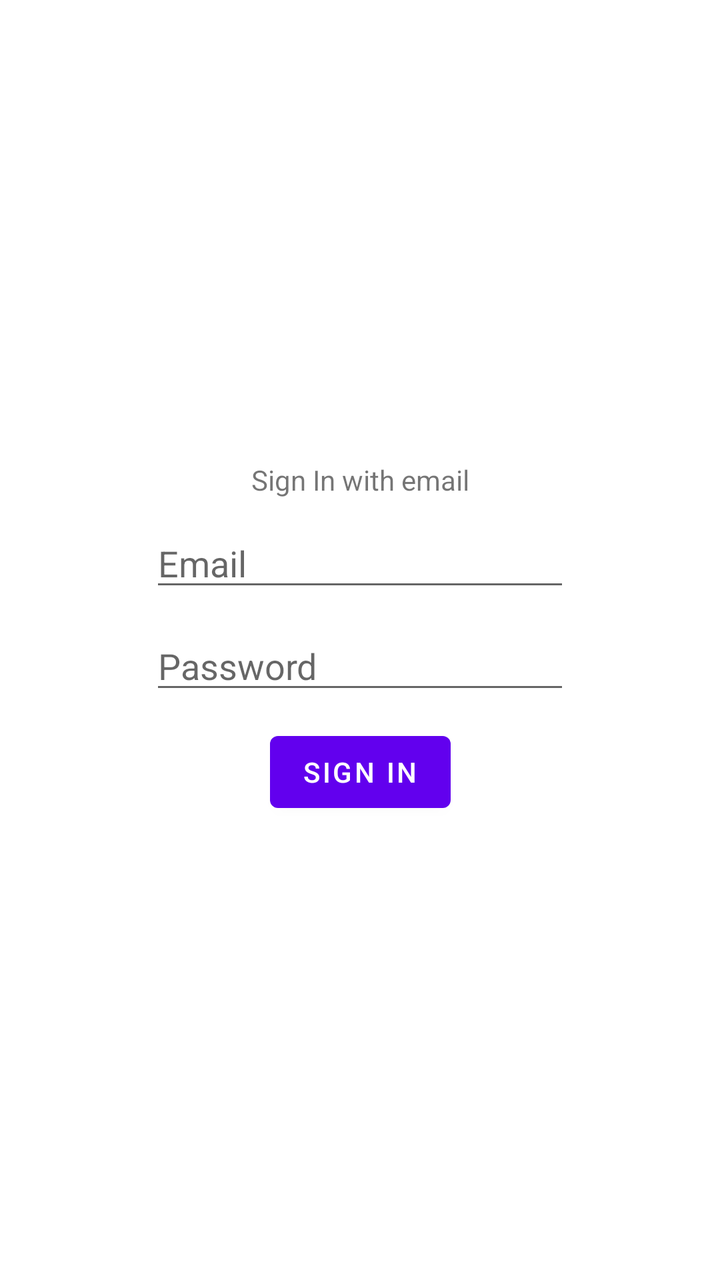
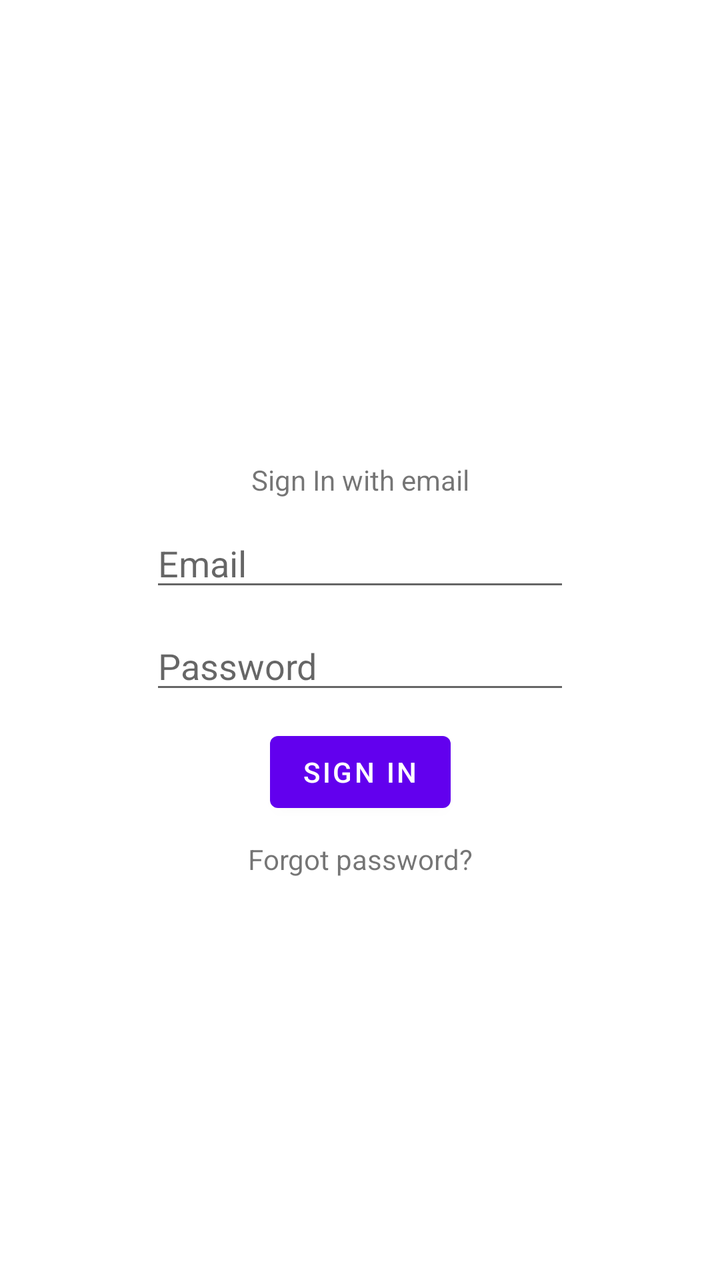

The first picture is an Android layout as it rendered before a commit; the second is the same layout after the commit. The layout source and the unified diff follow.
<!-- AndroidManifest.xml: application theme Theme.Xrenovation -->
<!-- res/layout/fragment_sign_in.xml -->
<?xml version="1.0" encoding="utf-8"?>
<androidx.constraintlayout.widget.ConstraintLayout xmlns:android="http://schemas.android.com/apk/res/android"
    xmlns:app="http://schemas.android.com/apk/res-auto"
    xmlns:tools="http://schemas.android.com/tools"
    android:id="@+id/sign_in_fragment_layout"
    android:layout_width="match_parent"
    android:layout_height="match_parent"
    tools:context=".presentation.SignInFragment">

    <TextView
        android:id="@+id/textView"
        android:layout_width="wrap_content"
        android:layout_height="wrap_content"
        android:text="@string/sign_in_with_email"
        app:layout_constraintBottom_toTopOf="@+id/editTextEmailSignIn"
        app:layout_constraintEnd_toEndOf="parent"
        app:layout_constraintHorizontal_bias="0.5"
        app:layout_constraintStart_toStartOf="parent"
        app:layout_constraintTop_toTopOf="parent"
        app:layout_constraintVertical_chainStyle="packed" />

    <EditText
        android:id="@+id/editTextEmailSignIn"
        android:layout_width="wrap_content"
        android:layout_height="wrap_content"
        android:layout_marginTop="10dp"
        android:ems="10"
        android:inputType="textEmailAddress"
        android:hint="@string/email"
        app:layout_constraintBottom_toTopOf="@+id/editTextPasswordSignIn"
        app:layout_constraintEnd_toEndOf="parent"
        app:layout_constraintHorizontal_bias="0.5"
        app:layout_constraintStart_toStartOf="parent"
        app:layout_constraintTop_toBottomOf="@+id/textView" />

    <EditText
        android:id="@+id/editTextPasswordSignIn"
        android:layout_width="wrap_content"
        android:layout_height="wrap_content"
        android:layout_marginTop="10dp"
        android:ems="10"
        android:inputType="textPassword"
        android:hint="@string/password"
        app:layout_constraintBottom_toTopOf="@+id/ButtonSignIn"
        app:layout_constraintEnd_toEndOf="parent"
        app:layout_constraintHorizontal_bias="0.5"
        app:layout_constraintStart_toStartOf="parent"
        app:layout_constraintTop_toBottomOf="@+id/editTextEmailSignIn" />

    <Button
        android:id="@+id/ButtonSignIn"
        android:layout_width="wrap_content"
        android:layout_height="wrap_content"
        android:layout_marginTop="10dp"
        android:text="@string/button_sign_in"
        app:layout_constraintBottom_toBottomOf="parent"
        app:layout_constraintEnd_toEndOf="parent"
        app:layout_constraintHorizontal_bias="0.5"
        app:layout_constraintStart_toStartOf="parent"
        app:layout_constraintTop_toBottomOf="@+id/editTextPasswordSignIn" />

    <ProgressBar
        android:id="@+id/progressBar2"
        style="?android:attr/progressBarStyle"
        android:layout_width="wrap_content"
        android:layout_height="wrap_content"
        android:layout_marginTop="10dp"
        android:visibility="gone"
        app:layout_constraintEnd_toEndOf="parent"
        app:layout_constraintStart_toStartOf="parent"
        app:layout_constraintTop_toBottomOf="@+id/ButtonSignIn" />
</androidx.constraintlayout.widget.ConstraintLayout>
<!-- resources referenced by this layout -->
<resources>
  <string name="button_sign_in">Sign In</string>
  <string name="email">Email</string>
  <string name="password">Password</string>
  <string name="sign_in_with_email">Sign In with email</string>
  <style name="Theme.Xrenovation" parent="Theme.MaterialComponents.DayNight.NoActionBar">
          
          <item name="colorPrimary">@color/purple_500</item>
          <item name="colorPrimaryVariant">@color/purple_700</item>
          <item name="colorOnPrimary">@color/white</item>
          
          <item name="colorSecondary">@color/teal_200</item>
          <item name="colorSecondaryVariant">@color/teal_700</item>
          <item name="colorOnSecondary">@color/black</item>
          
          <item name="android:statusBarColor">?attr/colorPrimaryVariant</item>
          
      </style>
  <color name="purple_500">#FF6200EE</color>
  <color name="purple_700">#FF3700B3</color>
  <color name="white">#FFFFFFFF</color>
  <color name="teal_200">#FF03DAC5</color>
  <color name="teal_700">#FF018786</color>
  <color name="black">#FF000000</color>
</resources>

<!-- the commit's change to res/layout/fragment_sign_in.xml (unified diff, before → after) -->
@@ -69,4 +69,14 @@
         app:layout_constraintEnd_toEndOf="parent"
         app:layout_constraintStart_toStartOf="parent"
         app:layout_constraintTop_toBottomOf="@+id/ButtonSignIn" />
+
+    <TextView
+        android:id="@+id/textview_forgot_password"
+        android:layout_width="wrap_content"
+        android:layout_height="wrap_content"
+        android:layout_marginTop="10dp"
+        android:text="@string/forgot_password"
+        app:layout_constraintEnd_toEndOf="parent"
+        app:layout_constraintStart_toStartOf="parent"
+        app:layout_constraintTop_toBottomOf="@+id/ButtonSignIn" />
 </androidx.constraintlayout.widget.ConstraintLayout>
<!-- resource entries referenced after the edit -->
@@ -2,6 +2,7 @@
 <resources>
   <string name="button_sign_in">Sign In</string>
   <string name="email">Email</string>
+  <string name="forgot_password">Forgot password?</string>
   <string name="password">Password</string>
   <string name="sign_in_with_email">Sign In with email</string>
   <style name="Theme.Xrenovation" parent="Theme.MaterialComponents.DayNight.NoActionBar">
